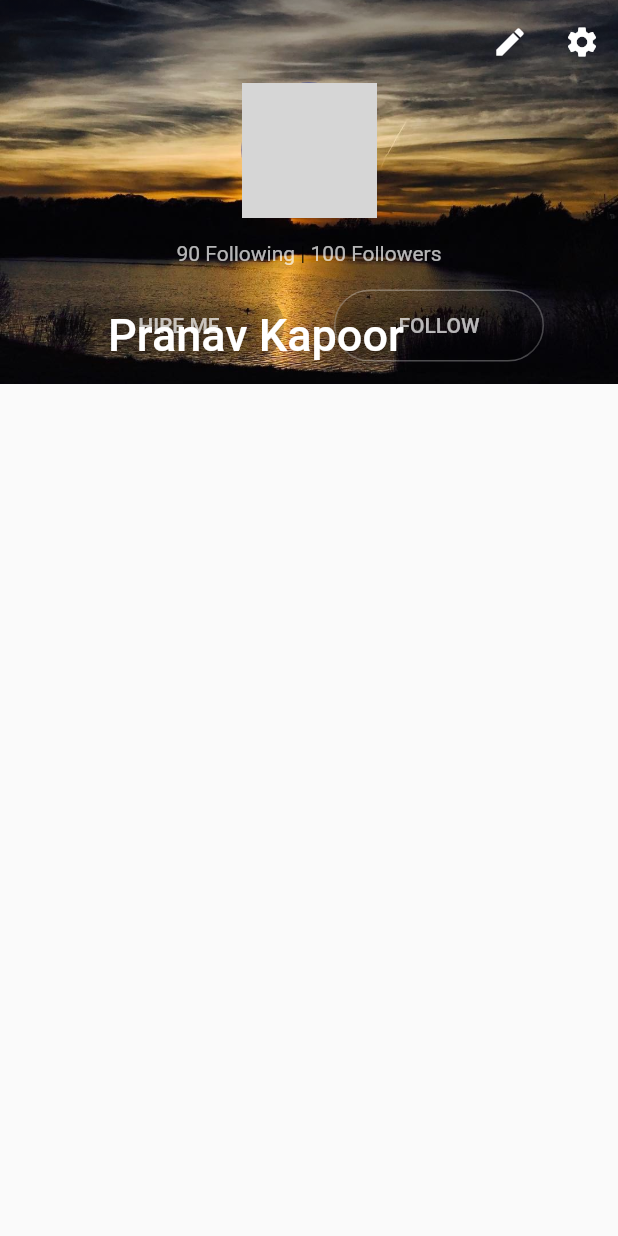
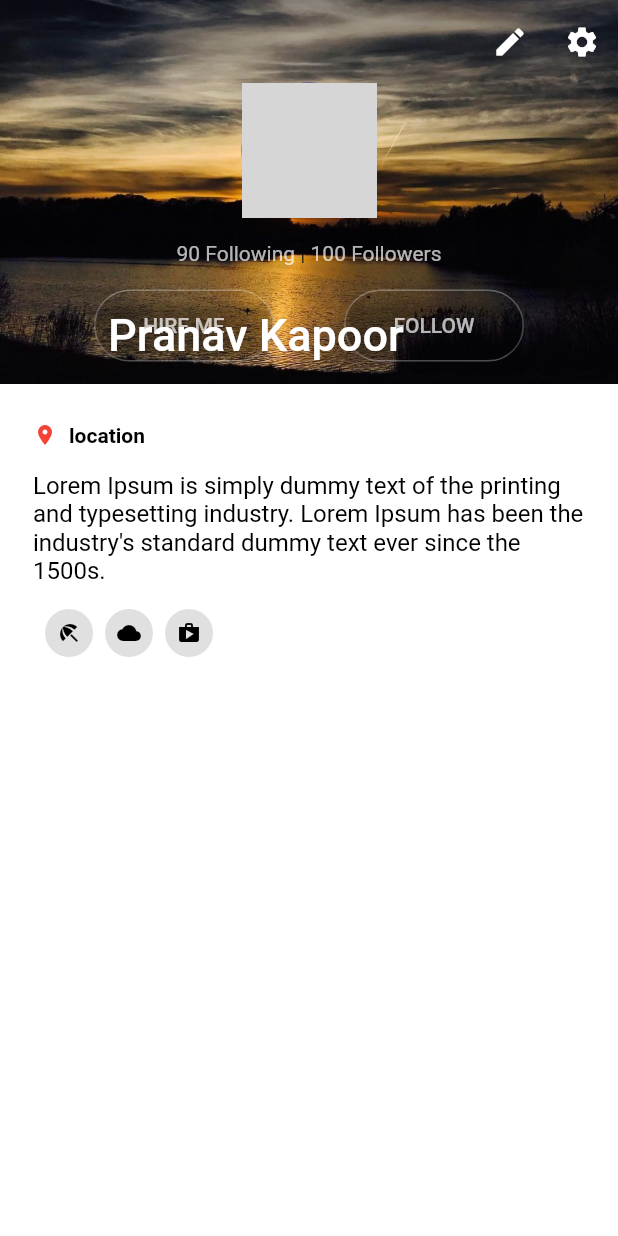
Before and after one commit to pranavkapoorr/Namaste, a Flutter app: the ContactsDemo screen opened directly, on a phone screen of 412 x 824 dp. Run offline on Flutter 3.47's test engine with Material 2 defaults, Android fonts, the phone set to English and light mode, and no system bars; our stand-ins replace camera, cloud_firestore, firebase_messaging, shared_preferences, sqflite; accounts and stored records are empty; network calls fail; grey boxes are pictures that could not be loaded.

Commit message:
myprof body started

```diff
--- a/lib/views/Contacts.dart
+++ b/lib/views/Contacts.dart
@@ -21,8 +21,9 @@ class ContactsDemoState extends State<ContactsDemo> {
       ),
       child: new Scaffold(
         key: _scaffoldKey,
-        body: new CustomScrollView(
-          slivers: <Widget>[
+        body: new NestedScrollView(
+            headerSliverBuilder: (BuildContext context, bool innerBoxIsScrolled) {
+              return <Widget>[
             new SliverAppBar(
               leading: Text(""),
               expandedHeight: _appBarHeight,
@@ -82,7 +83,57 @@ class ContactsDemoState extends State<ContactsDemo> {
                 ),
               ),
             ),
-          ],
+          ];},
+          body: Scaffold(
+            backgroundColor: Colors.white,
+            body:Padding(
+              padding: const EdgeInsets.all(22.0),
+              child: new Column(
+              crossAxisAlignment: CrossAxisAlignment.start,
+              children: <Widget>[
+                new Padding(
+                  padding: const EdgeInsets.only(top: 4.0),
+                  child: Row(
+                    children: <Widget>[
+                      new Icon(
+                        Icons.place,
+                        color: Colors.red,
+                        size: 16.0,
+                      ),
+                      new Padding(
+                        padding: const EdgeInsets.only(left: 8.0),
+                        child: new Text(
+                          "location",
+                          style: new TextStyle(color: Colors.black,fontWeight: FontWeight.bold),
+                        ),
+                      ),
+                    ],
+                  ),
+                ),
+                new Padding(
+                  padding: const EdgeInsets.only(top: 16.0),
+                  child: new Text(
+                    'Lorem Ipsum is simply dummy text of the printing and typesetting '
+                        'industry. Lorem Ipsum has been the industry\'s standard dummy '
+                        'text ever since the 1500s.',
+                    style:
+                    new TextStyle(color: Colors.black, fontSize: 16.0),
+                  ),
+                ),
+                new Padding(
+                  padding: const EdgeInsets.only(top: 16.0),
+                  child: new Row(
+                    children: <Widget>[
+                      _createCircleBadge(Icons.beach_access, Colors.black12),
+                      _createCircleBadge(Icons.cloud, Colors.black12),
+                      _createCircleBadge(Icons.shop, Colors.black12),
+                    ],
+                  ),
+                ),
+              ],
+          ),
+            ),
+          ),
         ),
       ),
     );
@@ -95,7 +146,7 @@ class ContactsDemoState extends State<ContactsDemo> {
     return new ClipRRect(
       borderRadius: new BorderRadius.circular(30.0),
       child: new MaterialButton(
-        minWidth: 140.0,
+        minWidth: 120.0,
         color: backgroundColor,
         textColor: textColor,
         onPressed: () {},
@@ -113,9 +164,15 @@ class ContactsDemoState extends State<ContactsDemo> {
       child: new Row(
         mainAxisAlignment: MainAxisAlignment.spaceEvenly,
         children: <Widget>[
-          _createPillButton(
+          new DecoratedBox(
+            decoration: new BoxDecoration(
+            border: new Border.all(color: Colors.white30),
+            borderRadius: new BorderRadius.circular(30.0),
+            ),
+          child:_createPillButton(
             'HIRE ME',
             backgroundColor: Colors.transparent,
+          ),
           ),
           new DecoratedBox(
             decoration: new BoxDecoration(
@@ -145,4 +202,19 @@ class ContactsDemoState extends State<ContactsDemo> {
     );
   }
 
+
+  Widget _createCircleBadge(IconData iconData, Color color) {
+    return new Padding(
+      padding: const EdgeInsets.only(left: 8.0),
+      child: new CircleAvatar(
+        backgroundColor: color,
+        child: new Icon(
+          iconData,
+          color: Colors.black,
+          size: 16.0,
+        ),
+        radius: 16.0,
+      ),
+    );
+  }
 }
```
Also changed, not shown: lib/views/NamasteHome.dart (indentation only).
